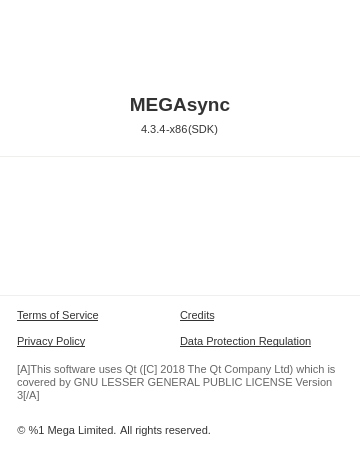
The window that src/MEGASync/gui/win/ChangeLogDialog.ui (meganz/MEGAsync) describes before a commit, drawn with Qt 5.
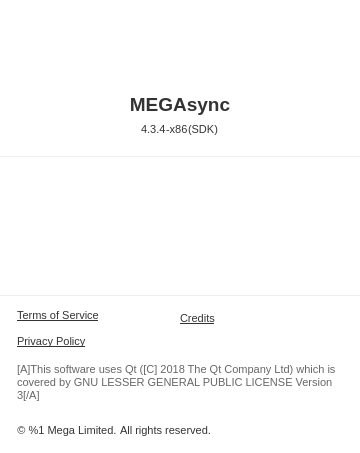
The same window after the commit. Icons and pictures are not drawn. Custom widgets are drawn as their Qt base class.

Commit message: Remove GDPR clickable link from About window

Diff of the .ui file:
```diff
--- a/src/MEGASync/gui/win/ChangeLogDialog.ui
+++ b/src/MEGASync/gui/win/ChangeLogDialog.ui
@@ -499,28 +499,6 @@
          </item>
          <item>
           <layout class="QHBoxLayout" name="horizontalLayout_7">
-           <item>
-            <widget class="ClickableLabel" name="bGDPR">
-             <property name="sizePolicy">
-              <sizepolicy hsizetype="Expanding" vsizetype="Preferred">
-               <horstretch>0</horstretch>
-               <verstretch>0</verstretch>
-              </sizepolicy>
-             </property>
-             <property name="minimumSize">
-              <size>
-               <width>135</width>
-               <height>0</height>
-              </size>
-             </property>
-             <property name="text">
-              <string>Data Protection Regulation</string>
-             </property>
-             <property name="wordWrap">
-              <bool>true</bool>
-             </property>
-            </widget>
-           </item>
            <item>
             <spacer name="horizontalSpacer_6">
              <property name="orientation">
```
The commit also changes 4 other files.
